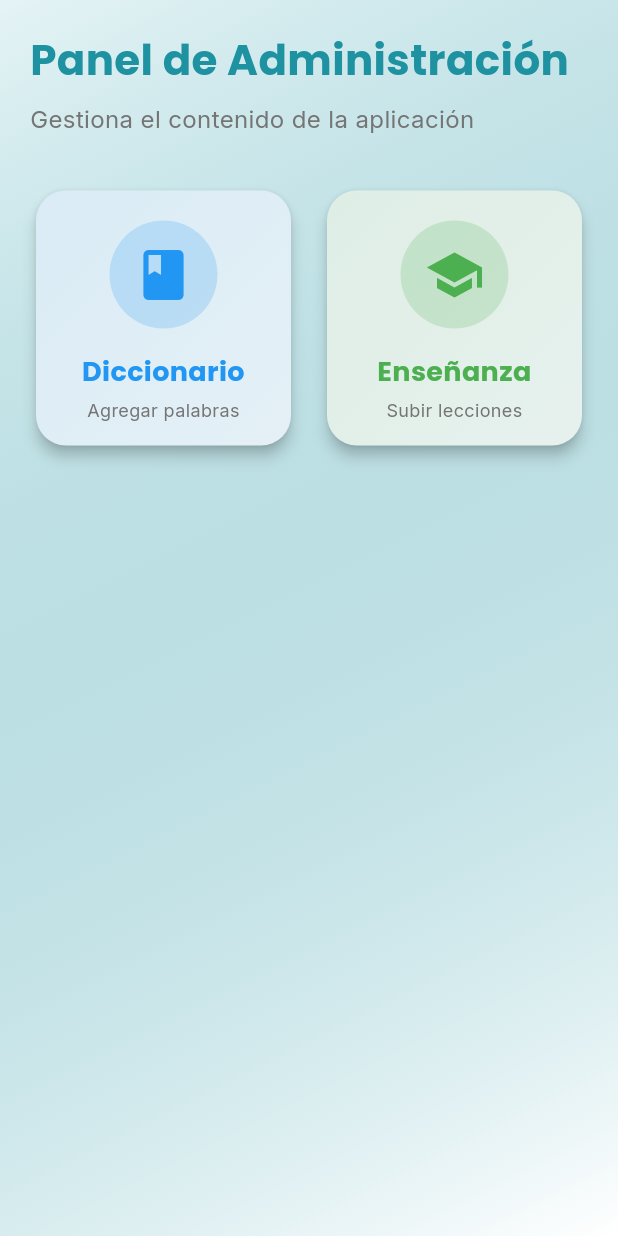
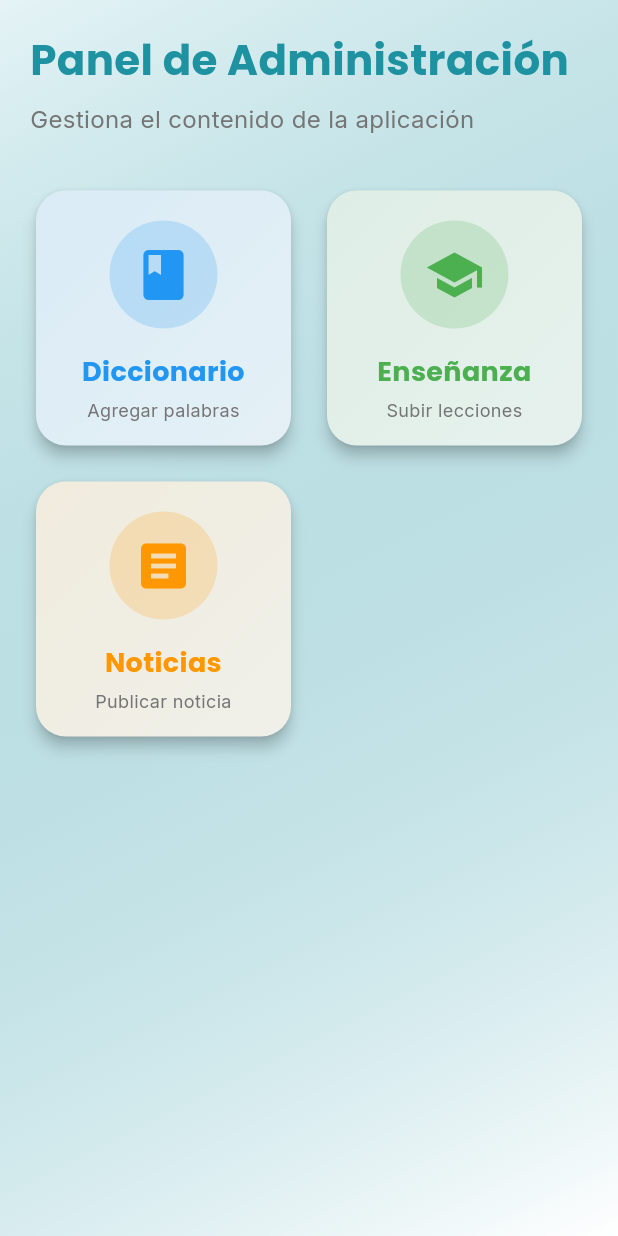
Before and after one commit to onxJi/App-Zoque, a Flutter app: the AdminDashboardScreen screen opened directly, on a phone screen of 412 x 824 dp. Run offline on Flutter 3.47's test engine with Material 3 defaults, Android fonts, the phone set to English and light mode, and no system bars; our stand-ins replace firebase_auth, firebase_core, flutter_dotenv, flutter_svg, go_router, google_fonts and 2 more; accounts and stored records are empty.

Commit message:
feat: Implement admin module including dashboard, dynamic actions, and news management.

```diff
--- a/lib/features/admin/domain/entities/admin_action.dart
+++ b/lib/features/admin/domain/entities/admin_action.dart
@@ -1,15 +1,19 @@
 class AdminAction {
   final String id;
   final String title;
+  final String subtitle;
   final String description;
   final String icon;
+  final String color;
   final String route;
 
   const AdminAction({
     required this.id,
     required this.title,
+    required this.subtitle,
     required this.description,
     required this.icon,
+    required this.color,
     required this.route,
   });
 }
--- /dev/null
+++ b/lib/features/admin/domain/usecases/add_news.dart
@@ -0,0 +1,12 @@
+import 'package:appzoque/features/news/domain/entities/news_item.dart';
+import 'package:appzoque/features/admin/domain/repositories/admin_repository.dart';
+
+class AddNews {
+  final AdminRepository repository;
+
+  AddNews(this.repository);
+
+  Future<void> call(NewsItem newsItem) async {
+    return await repository.addNews(newsItem);
+  }
+}
--- /dev/null
+++ b/lib/features/admin/domain/usecases/delete_news.dart
@@ -0,0 +1,11 @@
+import 'package:appzoque/features/admin/domain/repositories/admin_repository.dart';
+
+class DeleteNews {
+  final AdminRepository repository;
+
+  DeleteNews(this.repository);
+
+  Future<void> call(String id) async {
+    return await repository.deleteNews(id);
+  }
+}
--- /dev/null
+++ b/lib/features/admin/domain/usecases/get_admin_actions.dart
@@ -0,0 +1,12 @@
+import 'package:appzoque/features/admin/domain/entities/admin_action.dart';
+import 'package:appzoque/features/admin/domain/repositories/admin_repository.dart';
+
+class GetAdminActions {
+  final AdminRepository repository;
+
+  GetAdminActions(this.repository);
+
+  Future<List<AdminAction>> call() async {
+    return await repository.getAdminActions();
+  }
+}
--- /dev/null
+++ b/lib/features/admin/domain/usecases/update_news.dart
@@ -0,0 +1,12 @@
+import 'package:appzoque/features/news/domain/entities/news_item.dart';
+import 'package:appzoque/features/admin/domain/repositories/admin_repository.dart';
+
+class UpdateNews {
+  final AdminRepository repository;
+
+  UpdateNews(this.repository);
+
+  Future<void> call(String id, NewsItem newsItem) async {
+    return await repository.updateNews(id, newsItem);
+  }
+}
--- a/lib/features/admin/presentation/screens/admin_dashboard_screen.dart
+++ b/lib/features/admin/presentation/screens/admin_dashboard_screen.dart
@@ -1,10 +1,71 @@
 import 'package:flutter/material.dart';
 import 'package:google_fonts/google_fonts.dart';
+import 'package:provider/provider.dart';
+import 'package:appzoque/features/admin/presentation/viewmodels/admin_viewmodel.dart';
 import 'add_word_screen.dart';
 import 'add_module_screen.dart';
+import 'add_news_screen.dart';
 
-class AdminDashboardScreen extends StatelessWidget {
+class AdminDashboardScreen extends StatefulWidget {
   const AdminDashboardScreen({super.key});
+
+  @override
+  State<AdminDashboardScreen> createState() => _AdminDashboardScreenState();
+}
+
+class _AdminDashboardScreenState extends State<AdminDashboardScreen> {
+  @override
+  void initState() {
+    super.initState();
+    WidgetsBinding.instance.addPostFrameCallback((_) {
+      context.read<AdminViewModel>().loadAdminActions();
+    });
+  }
+
+  Color _getColor(String colorName) {
+    switch (colorName.toLowerCase()) {
+      case 'blue':
+        return Colors.blue;
+      case 'green':
+        return Colors.green;
+      case 'orange':
+        return Colors.orange;
+      case 'red':
+        return Colors.red;
+      case 'purple':
+        return Colors.purple;
+      default:
+        return Colors.grey;
+    }
+  }
+
+  IconData _getIcon(String iconName) {
+    switch (iconName.toLowerCase()) {
+      case 'book':
+        return Icons.book;
+      case 'school':
+        return Icons.school;
+      case 'article':
+        return Icons.article;
+      default:
+        return Icons.dashboard;
+    }
+  }
+
+  Widget _getScreenForRoute(String route) {
+    switch (route) {
+      case '/admin/add-word':
+        return const AddWordScreen();
+      case '/admin/add-module':
+        return const AddModuleScreen();
+      case '/admin/add-news':
+        return const AddNewsScreen();
+      default:
+        return const Scaffold(
+          body: Center(child: Text('Pantalla no encontrada')),
+        );
+    }
+  }
 
   @override
   Widget build(BuildContext context) {
@@ -23,7 +84,22 @@ class AdminDashboardScreen extends StatelessWidget {
         child: SafeArea(
           child: Padding(
             padding: const EdgeInsets.all(20.0),
-            child: Column(
+            child: Consumer<AdminViewModel>(
+              builder: (context, viewModel, child) {
+                if (viewModel.isLoading) {
+                  return const Center(child: CircularProgressIndicator());
+                }
+
+                if (viewModel.error != null) {
+                  return Center(
+                    child: Text(
+                      'Error: ${viewModel.error}',
+                      style: GoogleFonts.inter(color: Colors.red),
+                    ),
+                  );
+                }
+
+                return Column(
                   crossAxisAlignment: CrossAxisAlignment.start,
                   children: [
                     Text(
@@ -44,45 +120,41 @@ class AdminDashboardScreen extends StatelessWidget {
                     ),
                     const SizedBox(height: 32),
                     Expanded(
-                  child: GridView.count(
+                      child: GridView.builder(
+                        gridDelegate:
+                            const SliverGridDelegateWithFixedCrossAxisCount(
                               crossAxisCount: 2,
                               crossAxisSpacing: 16,
                               mainAxisSpacing: 16,
-                    children: [
-                      _buildAdminCard(
+                            ),
+                        itemCount: viewModel.adminActions.length,
+                        itemBuilder: (context, index) {
+                          final action = viewModel.adminActions[index];
+                          final color = _getColor(action.color);
+                          final icon = _getIcon(action.icon);
+
+                          return _buildAdminCard(
                             context,
-                        title: 'Diccionario',
-                        subtitle: 'Agregar palabras',
-                        icon: Icons.book,
-                        color: Colors.blue,
+                            title: action.title,
+                            subtitle: action.subtitle,
+                            icon: icon,
+                            color: color,
                             onTap: () {
                               Navigator.push(
                                 context,
                                 MaterialPageRoute(
-                              builder: (context) => const AddWordScreen(),
+                                  builder: (context) =>
+                                      _getScreenForRoute(action.route),
                                 ),
                               );
                             },
-                      ),
-                      _buildAdminCard(
-                        context,
-                        title: 'Enseñanza',
-                        subtitle: 'Subir lecciones',
-                        icon: Icons.school,
-                        color: Colors.green,
-                        onTap: () {
-                          Navigator.push(
-                            context,
-                            MaterialPageRoute(
-                              builder: (context) => const AddModuleScreen(),
-                            ),
                           );
                         },
                       ),
-                    ],
-                  ),
                     ),
                   ],
+                );
+              },
             ),
           ),
         ),
--- a/lib/features/admin/presentation/viewmodels/admin_viewmodel.dart
+++ b/lib/features/admin/presentation/viewmodels/admin_viewmodel.dart
@@ -1,34 +1,50 @@
 import 'package:flutter/foundation.dart';
 import 'package:appzoque/features/dictionary/domain/entities/word.dart';
 import 'package:appzoque/features/teaching/domain/entities/teaching_module.dart';
+import 'package:appzoque/features/news/domain/entities/news_item.dart';
+import 'package:appzoque/features/admin/domain/entities/admin_action.dart';
+import 'package:appzoque/features/admin/domain/usecases/get_admin_actions.dart';
 import 'package:appzoque/features/admin/domain/usecases/add_word.dart';
 import 'package:appzoque/features/admin/domain/usecases/update_word.dart';
 import 'package:appzoque/features/admin/domain/usecases/delete_word.dart';
 import 'package:appzoque/features/admin/domain/usecases/add_module.dart';
 import 'package:appzoque/features/admin/domain/usecases/update_module.dart';
 import 'package:appzoque/features/admin/domain/usecases/delete_module.dart';
+import 'package:appzoque/features/admin/domain/usecases/add_news.dart';
+import 'package:appzoque/features/admin/domain/usecases/update_news.dart';
+import 'package:appzoque/features/admin/domain/usecases/delete_news.dart';
 
 class AdminViewModel extends ChangeNotifier {
+  final GetAdminActions getAdminActionsUseCase;
   final AddWord addWordUseCase;
   final UpdateWord updateWordUseCase;
   final DeleteWord deleteWordUseCase;
   final AddModule addModuleUseCase;
   final UpdateModule updateModuleUseCase;
   final DeleteModule deleteModuleUseCase;
+  final AddNews addNewsUseCase;
+  final UpdateNews updateNewsUseCase;
+  final DeleteNews deleteNewsUseCase;
 
+  List<AdminAction> _adminActions = [];
   bool _isLoading = false;
   String? _error;
   String? _successMessage;
 
   AdminViewModel({
+    required this.getAdminActionsUseCase,
     required this.addWordUseCase,
     required this.updateWordUseCase,
     required this.deleteWordUseCase,
     required this.addModuleUseCase,
     required this.updateModuleUseCase,
     required this.deleteModuleUseCase,
+    required this.addNewsUseCase,
+    required this.updateNewsUseCase,
+    required this.deleteNewsUseCase,
   });
 
+  List<AdminAction> get adminActions => _adminActions;
   bool get isLoading => _isLoading;
   String? get error => _error;
   String? get successMessage => _successMessage;
@@ -37,6 +53,22 @@ class AdminViewModel extends ChangeNotifier {
     _error = null;
     _successMessage = null;
     notifyListeners();
+  }
+
+  // Load admin actions
+  Future<void> loadAdminActions() async {
+    _isLoading = true;
+    _error = null;
+    notifyListeners();
+
+    try {
+      _adminActions = await getAdminActionsUseCase();
+    } catch (e) {
+      _error = 'Error al cargar opciones: $e';
+    } finally {
+      _isLoading = false;
+      notifyListeners();
+    }
   }
 
   // Dictionary operations
@@ -142,4 +174,56 @@ class AdminViewModel extends ChangeNotifier {
       notifyListeners();
     }
   }
+
+  // News operations
+  Future<void> addNews(NewsItem newsItem) async {
+    _isLoading = true;
+    _error = null;
+    _successMessage = null;
+    notifyListeners();
+
+    try {
+      await addNewsUseCase(newsItem);
+      _successMessage = 'Noticia publicada exitosamente';
+    } catch (e) {
+      _error = 'Error al publicar noticia: $e';
+    } finally {
+      _isLoading = false;
+      notifyListeners();
+    }
+  }
+
+  Future<void> updateNews(String id, NewsItem newsItem) async {
+    _isLoading = true;
+    _error = null;
+    _successMessage = null;
+    notifyListeners();
+
+    try {
+      await updateNewsUseCase(id, newsItem);
+      _successMessage = 'Noticia actualizada exitosamente';
+    } catch (e) {
+      _error = 'Error al actualizar noticia: $e';
+    } finally {
+      _isLoading = false;
+      notifyListeners();
+    }
+  }
+
+  Future<void> deleteNews(String id) async {
+    _isLoading = true;
+    _error = null;
+    _successMessage = null;
+    notifyListeners();
+
+    try {
+      await deleteNewsUseCase(id);
+      _successMessage = 'Noticia eliminada exitosamente';
+    } catch (e) {
+      _error = 'Error al eliminar noticia: $e';
+    } finally {
+      _isLoading = false;
+      notifyListeners();
+    }
+  }
 }
```
Also changed, not shown: assets/mock-data/admin_options.json (added, +26 -0 lines), lib/core/di/dependency_injection.dart (+12 -0 lines), lib/features/admin/data/datasources/admin_mock_datasource.dart (+44 -0 lines), lib/features/admin/data/models/admin_action_dto.dart (added, +42 -0 lines), lib/features/admin/data/repositories/admin_repository_impl.dart (+22 -0 lines), lib/features/admin/domain/repositories/admin_repository.dart (+10 -0 lines), lib/features/admin/presentation/screens/add_news_screen.dart (added, +228 -0 lines). Lines whose indentation alone changed are shown as unchanged.
